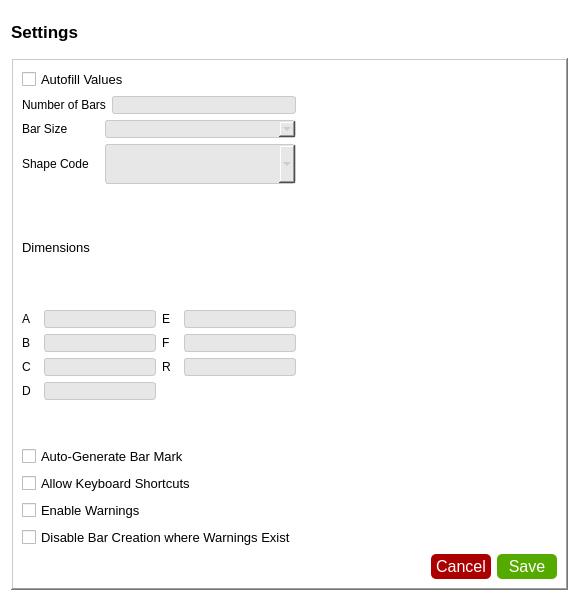
First picture: the form in assets/ui/settings.ui, repository Ano-ly/GenBBS, before the edit.
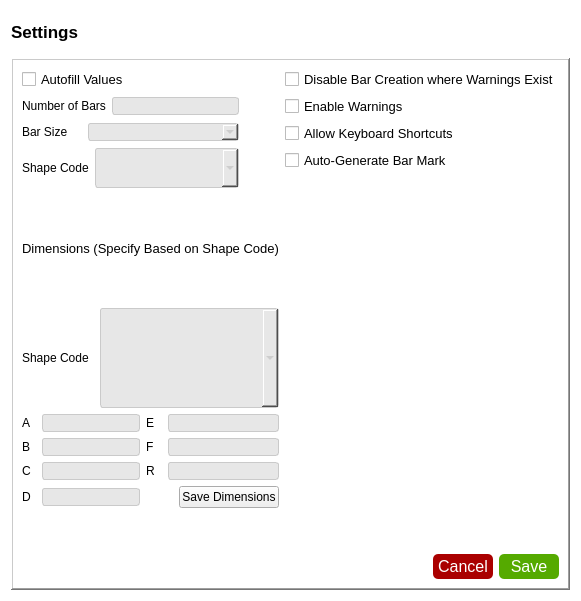
Second picture: the form after the edit.

Patch:
```diff
--- a/assets/ui/settings.ui
+++ b/assets/ui/settings.ui
@@ -93,8 +93,103 @@
      <layout class="QHBoxLayout" name="horizontalLayout_12">
       <item>
        <layout class="QGridLayout" name="gridLayout_2">
+        <item row="1" column="1">
+         <layout class="QHBoxLayout" name="horizontalLayout_11">
+          <item>
+           <spacer name="horizontalSpacer">
+            <property name="orientation">
+             <enum>Qt::Orientation::Horizontal</enum>
+            </property>
+            <property name="sizeHint" stdset="0">
+             <size>
+              <width>40</width>
+              <height>20</height>
+             </size>
+            </property>
+           </spacer>
+          </item>
+          <item>
+           <widget class="QPushButton" name="btnCancelSett">
+            <property name="sizePolicy">
+             <sizepolicy hsizetype="Fixed" vsizetype="Fixed">
+              <horstretch>0</horstretch>
+              <verstretch>0</verstretch>
+             </sizepolicy>
+            </property>
+            <property name="minimumSize">
+             <size>
+              <width>60</width>
+              <height>25</height>
+             </size>
+            </property>
+            <property name="maximumSize">
+             <size>
+              <width>60</width>
+              <height>25</height>
+             </size>
+            </property>
+            <property name="font">
+             <font>
+              <family>Segoe UI</family>
+              <pointsize>12</pointsize>
+              <italic>false</italic>
+              <bold>false</bold>
+             </font>
+            </property>
+            <property name="layoutDirection">
+             <enum>Qt::LayoutDirection::RightToLeft</enum>
+            </property>
+            <property name="styleSheet">
+             <string notr="true"/>
+            </property>
+            <property name="text">
+             <string>Cancel</string>
+            </property>
+           </widget>
+          </item>
+          <item>
+           <widget class="QPushButton" name="btnSaveSett">
+            <property name="sizePolicy">
+             <sizepolicy hsizetype="Fixed" vsizetype="Fixed">
+              <horstretch>0</horstretch>
+              <verstretch>0</verstretch>
+             </sizepolicy>
+            </property>
+            <property name="minimumSize">
+             <size>
+              <width>60</width>
+              <height>25</height>
+             </size>
+            </property>
+            <property name="maximumSize">
+             <size>
+              <width>60</width>
+              <height>25</height>
+             </size>
+            </property>
+            <property name="font">
+             <font>
+              <family>Segoe UI</family>
+              <pointsize>12</pointsize>
+              <italic>false</italic>
+              <bold>false</bold>
+             </font>
+            </property>
+            <property name="layoutDirection">
+             <enum>Qt::LayoutDirection::RightToLeft</enum>
+            </property>
+            <property name="styleSheet">
+             <string notr="true"/>
+            </property>
+            <property name="text">
+             <string>Save</string>
+            </property>
+           </widget>
+          </item>
+         </layout>
+        </item>
         <item row="0" column="0">
-         <layout class="QVBoxLayout" name="verticalLayout_2" stretch="1,3,1,4,0,1,1,1,1">
+         <layout class="QVBoxLayout" name="verticalLayout_2" stretch="2,6,2,1,8,0">
           <item>
            <widget class="QCheckBox" name="chBoxAutoFillSett">
             <property name="enabled">
@@ -113,7 +208,7 @@
           <item>
            <layout class="QVBoxLayout" name="verticalLayout" stretch="1,1,2">
             <item>
-             <layout class="QHBoxLayout" name="horizontalLayout" stretch="2,5">
+             <layout class="QHBoxLayout" name="horizontalLayout" stretch="2,5,0">
               <item>
                <widget class="QLabel" name="label2Sett">
                 <property name="text">
@@ -128,10 +223,23 @@
                 </property>
                </widget>
               </item>
+              <item>
+               <spacer name="horizontalSpacer_3">
+                <property name="orientation">
+                 <enum>Qt::Orientation::Horizontal</enum>
+                </property>
+                <property name="sizeHint" stdset="0">
+                 <size>
+                  <width>40</width>
+                  <height>20</height>
+                 </size>
+                </property>
+               </spacer>
+              </item>
              </layout>
             </item>
             <item>
-             <layout class="QHBoxLayout" name="horizontalLayout_2" stretch="2,5">
+             <layout class="QHBoxLayout" name="horizontalLayout_2" stretch="2,5,0">
               <item>
                <widget class="QLabel" name="label3Sett">
                 <property name="text">
@@ -144,12 +252,37 @@
                 <property name="enabled">
                  <bool>false</bool>
                 </property>
+                <property name="sizePolicy">
+                 <sizepolicy hsizetype="Minimum" vsizetype="Fixed">
+                  <horstretch>0</horstretch>
+                  <verstretch>0</verstretch>
+                 </sizepolicy>
+                </property>
+                <property name="minimumSize">
+                 <size>
+                  <width>50</width>
+                  <height>0</height>
+                 </size>
+                </property>
                </widget>
               </item>
+              <item>
+               <spacer name="horizontalSpacer_4">
+                <property name="orientation">
+                 <enum>Qt::Orientation::Horizontal</enum>
+                </property>
+                <property name="sizeHint" stdset="0">
+                 <size>
+                  <width>40</width>
+                  <height>20</height>
+                 </size>
+                </property>
+               </spacer>
+              </item>
              </layout>
             </item>
             <item>
-             <layout class="QHBoxLayout" name="horizontalLayout_3" stretch="2,5">
+             <layout class="QHBoxLayout" name="horizontalLayout_3" stretch="2,5,0">
               <item>
                <widget class="QLabel" name="label4Sett">
                 <property name="text">
@@ -162,14 +295,39 @@
                 <property name="enabled">
                  <bool>false</bool>
                 </property>
+                <property name="sizePolicy">
+                 <sizepolicy hsizetype="Minimum" vsizetype="Fixed">
+                  <horstretch>0</horstretch>
+                  <verstretch>0</verstretch>
+                 </sizepolicy>
+                </property>
                 <property name="minimumSize">
                  <size>
-                  <width>0</width>
+                  <width>50</width>
                   <height>40</height>
                  </size>
                 </property>
+                <property name="iconSize">
+                 <size>
+                  <width>45</width>
+                  <height>45</height>
+                 </size>
+                </property>
                </widget>
               </item>
+              <item>
+               <spacer name="horizontalSpacer_5">
+                <property name="orientation">
+                 <enum>Qt::Orientation::Horizontal</enum>
+                </property>
+                <property name="sizeHint" stdset="0">
+                 <size>
+                  <width>40</width>
+                  <height>20</height>
+                 </size>
+                </property>
+               </spacer>
+              </item>
              </layout>
             </item>
            </layout>
@@ -182,10 +340,43 @@
              </font>
             </property>
             <property name="text">
-             <string>Dimensions</string>
+             <string>Dimensions (Specify Based on Shape Code)</string>
             </property>
            </widget>
           </item>
+          <item>
+           <layout class="QHBoxLayout" name="horizontalLayout_13" stretch="2,5">
+            <item>
+             <widget class="QLabel" name="label13Sett">
+              <property name="text">
+               <string>Shape Code</string>
+              </property>
+             </widget>
+            </item>
+            <item>
+             <widget class="QComboBox" name="shapeCodeDimSett">
+              <property name="enabled">
+               <bool>false</bool>
+              </property>
+              <property name="minimumSize">
+               <size>
+                <width>0</width>
+                <height>100</height>
+               </size>
+              </property>
+              <property name="maxVisibleItems">
+               <number>6</number>
+              </property>
+              <property name="iconSize">
+               <size>
+                <width>150</width>
+                <height>120</height>
+               </size>
+              </property>
+             </widget>
+            </item>
+           </layout>
+          </item>
           <item>
            <layout class="QGridLayout" name="gridLayout">
             <item row="0" column="1">
@@ -314,6 +505,36 @@
               </item>
              </layout>
             </item>
+            <item row="3" column="1">
+             <layout class="QHBoxLayout" name="horizontalLayout_14">
+              <item>
+               <spacer name="horizontalSpacer_2">
+                <property name="orientation">
+                 <enum>Qt::Orientation::Horizontal</enum>
+                </property>
+                <property name="sizeHint" stdset="0">
+                 <size>
+                  <width>40</width>
+                  <height>20</height>
+                 </size>
+                </property>
+               </spacer>
+              </item>
+              <item>
+               <widget class="QPushButton" name="btnSaveDimsSett">
+                <property name="minimumSize">
+                 <size>
+                  <width>100</width>
+                  <height>0</height>
+                 </size>
+                </property>
+                <property name="text">
+                 <string>Save Dimensions</string>
+                </property>
+               </widget>
+              </item>
+             </layout>
+            </item>
            </layout>
           </item>
           <item>
@@ -329,51 +550,10 @@
             </property>
            </spacer>
           </item>
-          <item>
-           <widget class="QCheckBox" name="chBoxAutoGenSett">
-            <property name="enabled">
-             <bool>true</bool>
-            </property>
-            <property name="font">
-             <font>
-              <pointsize>10</pointsize>
-             </font>
-            </property>
-            <property name="text">
-             <string>Auto-Generate Bar Mark</string>
-            </property>
-           </widget>
-          </item>
-          <item>
-           <widget class="QCheckBox" name="chBoxAllowKeySett">
-            <property name="enabled">
-             <bool>true</bool>
-            </property>
-            <property name="font">
-             <font>
-              <pointsize>10</pointsize>
-             </font>
-            </property>
-            <property name="text">
-             <string>Allow Keyboard Shortcuts</string>
-            </property>
-           </widget>
-          </item>
-          <item>
-           <widget class="QCheckBox" name="chBoxEnableWarningSett">
-            <property name="enabled">
-             <bool>true</bool>
-            </property>
-            <property name="font">
-             <font>
-              <pointsize>10</pointsize>
-             </font>
-            </property>
-            <property name="text">
-             <string>Enable Warnings</string>
-            </property>
-           </widget>
-          </item>
+         </layout>
+        </item>
+        <item row="0" column="1">
+         <layout class="QVBoxLayout" name="verticalLayout_4">
           <item>
            <widget class="QCheckBox" name="chBoxDisableCreateSett">
             <property name="enabled">
@@ -389,101 +569,64 @@
             </property>
            </widget>
           </item>
-         </layout>
-        </item>
-        <item row="0" column="1">
-         <spacer name="horizontalSpacer">
-          <property name="orientation">
-           <enum>Qt::Orientation::Horizontal</enum>
-          </property>
-          <property name="sizeHint" stdset="0">
-           <size>
-            <width>40</width>
-            <height>20</height>
-           </size>
-          </property>
-         </spacer>
-        </item>
-        <item row="1" column="2">
-         <layout class="QHBoxLayout" name="horizontalLayout_11">
           <item>
-           <widget class="QPushButton" name="btnCancelSett">
-            <property name="sizePolicy">
-             <sizepolicy hsizetype="Fixed" vsizetype="Fixed">
-              <horstretch>0</horstretch>
-              <verstretch>0</verstretch>
-             </sizepolicy>
+           <widget class="QCheckBox" name="chBoxEnableWarningSett">
+            <property name="enabled">
+             <bool>true</bool>
             </property>
-            <property name="minimumSize">
-             <size>
-              <width>60</width>
-              <height>25</height>
-             </size>
-            </property>
-            <property name="maximumSize">
-             <size>
-              <width>60</width>
-              <height>25</height>
-             </size>
-            </property>
             <property name="font">
              <font>
-              <family>Segoe UI</family>
-              <pointsize>12</pointsize>
-              <italic>false</italic>
-              <bold>false</bold>
+              <pointsize>10</pointsize>
              </font>
             </property>
-            <property name="layoutDirection">
-             <enum>Qt::LayoutDirection::RightToLeft</enum>
-            </property>
-            <property name="styleSheet">
-             <string notr="true"/>
-            </property>
             <property name="text">
-             <string>Cancel</string>
+             <string>Enable Warnings</string>
             </property>
            </widget>
           </item>
           <item>
-           <widget class="QPushButton" name="btnSaveSett">
-            <property name="sizePolicy">
-             <sizepolicy hsizetype="Fixed" vsizetype="Fixed">
-              <horstretch>0</horstretch>
-              <verstretch>0</verstretch>
-             </sizepolicy>
+           <widget class="QCheckBox" name="chBoxAllowKeySett">
+            <property name="enabled">
+             <bool>true</bool>
             </property>
-            <property name="minimumSize">
-             <size>
-              <width>60</width>
-              <height>25</height>
-             </size>
-            </property>
-            <property name="maximumSize">
-             <size>
-              <width>60</width>
-              <height>25</height>
-             </size>
-            </property>
             <property name="font">
              <font>
-              <family>Segoe UI</family>
-              <pointsize>12</pointsize>
-              <italic>false</italic>
-              <bold>false</bold>
+              <pointsize>10</pointsize>
              </font>
             </property>
-            <property name="layoutDirection">
-             <enum>Qt::LayoutDirection::RightToLeft</enum>
+            <property name="text">
+             <string>Allow Keyboard Shortcuts</string>
             </property>
-            <property name="styleSheet">
-             <string notr="true"/>
+           </widget>
+          </item>
+          <item>
+           <widget class="QCheckBox" name="chBoxAutoGenSett">
+            <property name="enabled">
+             <bool>true</bool>
             </property>
+            <property name="font">
+             <font>
+              <pointsize>10</pointsize>
+             </font>
+            </property>
             <property name="text">
-             <string>Save</string>
+             <string>Auto-Generate Bar Mark</string>
             </property>
            </widget>
           </item>
+          <item>
+           <spacer name="verticalSpacer_2">
+            <property name="orientation">
+             <enum>Qt::Orientation::Vertical</enum>
+            </property>
+            <property name="sizeHint" stdset="0">
+             <size>
+              <width>20</width>
+              <height>40</height>
+             </size>
+            </property>
+           </spacer>
+          </item>
          </layout>
         </item>
        </layout>
```
